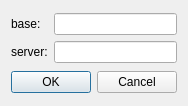
This is pyipk/qtipk/ui/remote_diag.ui in Newterm/szarp as Qt 5 draws it before an edit. The edited form follows.
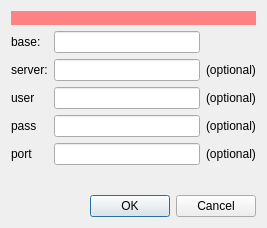
This is the edited form.

```diff
--- a/pyipk/qtipk/ui/remote_diag.ui
+++ b/pyipk/qtipk/ui/remote_diag.ui
@@ -6,23 +6,72 @@
    <rect>
     <x>0</x>
     <y>0</y>
-    <width>178</width>
-    <height>106</height>
+    <width>267</width>
+    <height>228</height>
    </rect>
   </property>
   <property name="windowTitle">
    <string>Dialog</string>
   </property>
   <layout class="QVBoxLayout" name="verticalLayout">
+   <item>
+    <widget class="QLabel" name="labelError">
+     <property name="enabled">
+      <bool>true</bool>
+     </property>
+     <property name="sizePolicy">
+      <sizepolicy hsizetype="Minimum" vsizetype="Minimum">
+       <horstretch>0</horstretch>
+       <verstretch>0</verstretch>
+      </sizepolicy>
+     </property>
+     <property name="styleSheet">
+      <string notr="true">background-color: rgb(255, 131, 133)</string>
+     </property>
+     <property name="text">
+      <string/>
+     </property>
+    </widget>
+   </item>
    <item>
     <layout class="QGridLayout" name="gridLayout">
+     <property name="sizeConstraint">
+      <enum>QLayout::SetMinimumSize</enum>
+     </property>
+     <item row="2" column="0">
+      <widget class="QLabel" name="label_3">
+       <property name="text">
+        <string>user</string>
+       </property>
+      </widget>
+     </item>
      <item row="0" column="0">
-      <widget class="QLabel" name="label">
+      <widget class="QLabel" name="label_1">
        <property name="text">
         <string>base:</string>
        </property>
       </widget>
      </item>
+     <item row="1" column="1">
+      <widget class="QLineEdit" name="lineServer"/>
+     </item>
+     <item row="2" column="1">
+      <widget class="QLineEdit" name="lineUser"/>
+     </item>
+     <item row="3" column="2">
+      <widget class="QLabel" name="label_7">
+       <property name="text">
+        <string>(optional)</string>
+       </property>
+      </widget>
+     </item>
+     <item row="3" column="0">
+      <widget class="QLabel" name="label_4">
+       <property name="text">
+        <string>pass</string>
+       </property>
+      </widget>
+     </item>
      <item row="1" column="0">
       <widget class="QLabel" name="label_2">
        <property name="text">
@@ -33,11 +82,75 @@
      <item row="0" column="1">
       <widget class="QLineEdit" name="lineBase"/>
      </item>
-     <item row="1" column="1">
-      <widget class="QLineEdit" name="lineServer"/>
+     <item row="3" column="1">
+      <widget class="QLineEdit" name="linePass">
+       <property name="inputMethodHints">
+        <set>Qt::ImhNone</set>
+       </property>
+       <property name="text">
+        <string/>
+       </property>
+       <property name="echoMode">
+        <enum>QLineEdit::Password</enum>
+       </property>
+      </widget>
+     </item>
+     <item row="1" column="2">
+      <widget class="QLabel" name="label_5">
+       <property name="text">
+        <string>(optional)</string>
+       </property>
+      </widget>
+     </item>
+     <item row="2" column="2">
+      <widget class="QLabel" name="label_6">
+       <property name="text">
+        <string>(optional)</string>
+       </property>
+      </widget>
+     </item>
+     <item row="4" column="0">
+      <widget class="QLabel" name="label">
+       <property name="text">
+        <string>port</string>
+       </property>
+      </widget>
+     </item>
+     <item row="4" column="2">
+      <widget class="QLabel" name="label_8">
+       <property name="text">
+        <string>(optional)</string>
+       </property>
+      </widget>
+     </item>
+     <item row="4" column="1">
+      <widget class="QLineEdit" name="linePort">
+       <property name="inputMethodHints">
+        <set>Qt::ImhNone</set>
+       </property>
+       <property name="inputMask">
+        <string>00000; </string>
+       </property>
+       <property name="text">
+        <string/>
+       </property>
+      </widget>
      </item>
     </layout>
    </item>
+   <item>
+    <spacer name="verticalSpacer">
+     <property name="orientation">
+      <enum>Qt::Vertical</enum>
+     </property>
+     <property name="sizeHint" stdset="0">
+      <size>
+       <width>20</width>
+       <height>40</height>
+      </size>
+     </property>
+    </spacer>
+   </item>
    <item>
     <widget class="QDialogButtonBox" name="buttonBox">
      <property name="orientation">
```
Left out of the diff: 35 changed lines with no effect on the pictures.
